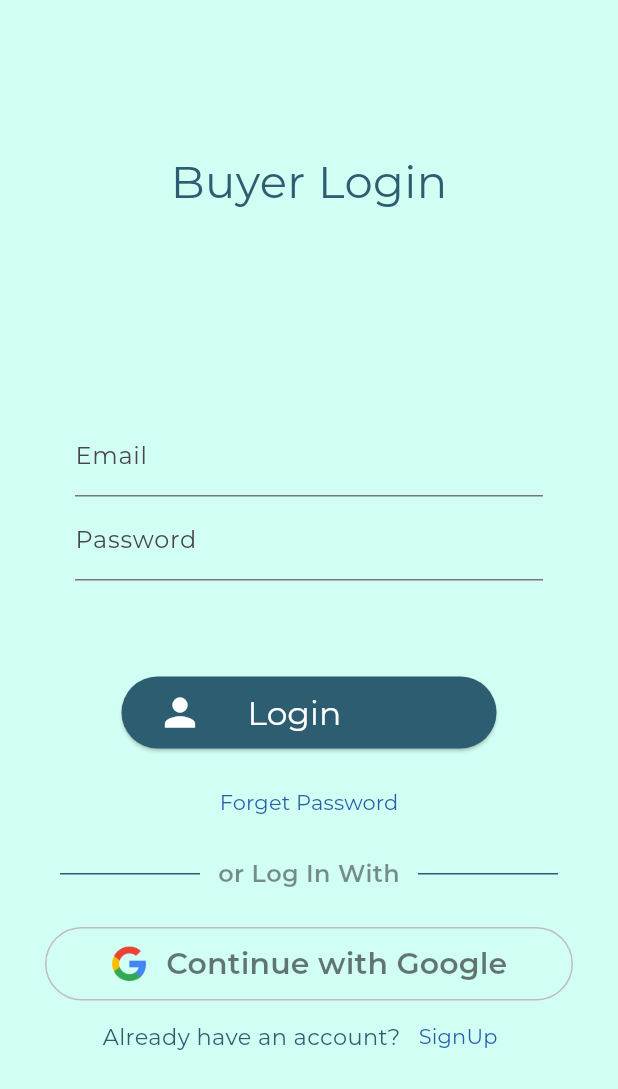
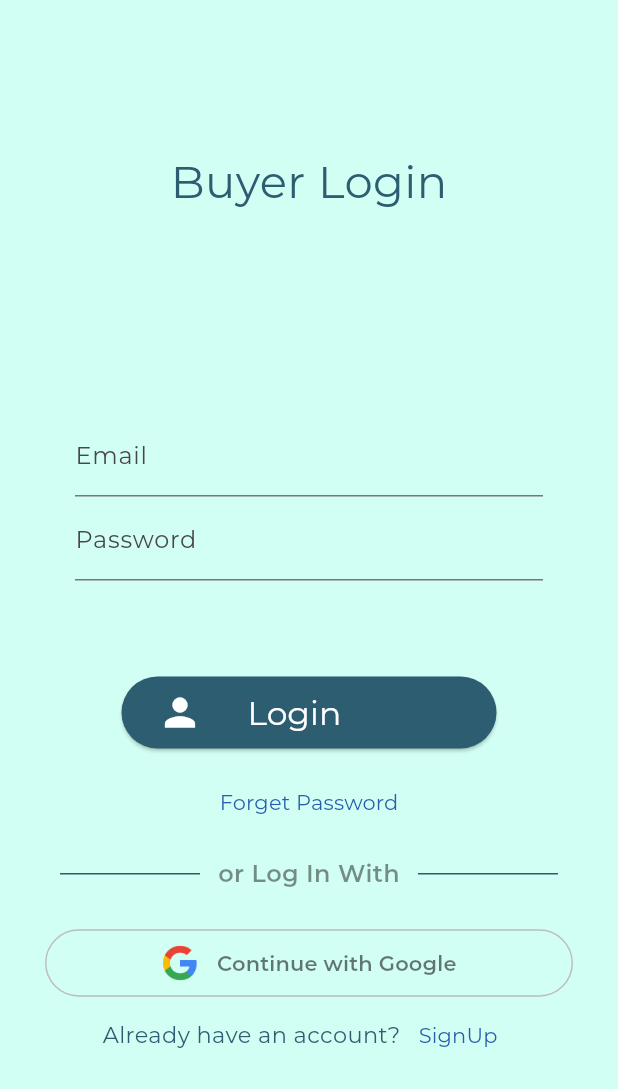
Before and after one commit to ArslanYousaf12/home-front-pk, a Flutter app: the screen it shows after launch, after a tap on "Buy Service", on a phone screen of 412 x 824 dp. Shown: the top 1089 px of the screen. Run offline on Flutter 3.47's test engine with Material 3 defaults, Android fonts, the phone set to English and light mode, and no system bars; our stand-ins replace cached_network_image, carousel_slider, cloud_firestore, equatable, firebase_auth, firebase_core and 9 more; accounts and stored records are empty; generated files the repository leaves out were written again.

Commit message:
minor design changes

```diff
--- a/lib/src/features/authentication/presentation/sign_in/google_signin_button.dart
+++ b/lib/src/features/authentication/presentation/sign_in/google_signin_button.dart
@@ -33,7 +33,7 @@ class GoogleLoginButton extends ConsumerWidget {
             const Text(
               "Continue with Google",
               style: TextStyle(
-                fontSize: 20,
+                fontSize: 14,
                 fontWeight: FontWeight.w600,
                 color: Colors.black54,
               ),
--- a/lib/src/features/user-management/presentation/admin_product_edit_screen.dart
+++ b/lib/src/features/user-management/presentation/admin_product_edit_screen.dart
@@ -18,6 +18,7 @@ import 'package:home_front_pk/src/features/user-management/presentation/admin_pr
 import 'package:home_front_pk/src/features/user-management/presentation/widgets/product_validator.dart';
 import 'package:home_front_pk/src/localization/string_hardcoded.dart';
 import 'package:home_front_pk/src/utils/async_value_ui.dart';
+import 'package:home_front_pk/src/utils/constants.dart';
 
 /// Widget screen for updating existing products (edit mode).
 /// Products are first created inside [AdminProductUploadScreen].
@@ -155,6 +156,7 @@ class _AdminProductScreenContentsState
           ActionTextButton(
             text: 'Save'.hardcoded,
             onPressed: isLoading ? null : _submit,
+            color: kPrimaryColor,
           ),
         ],
       ),
```
